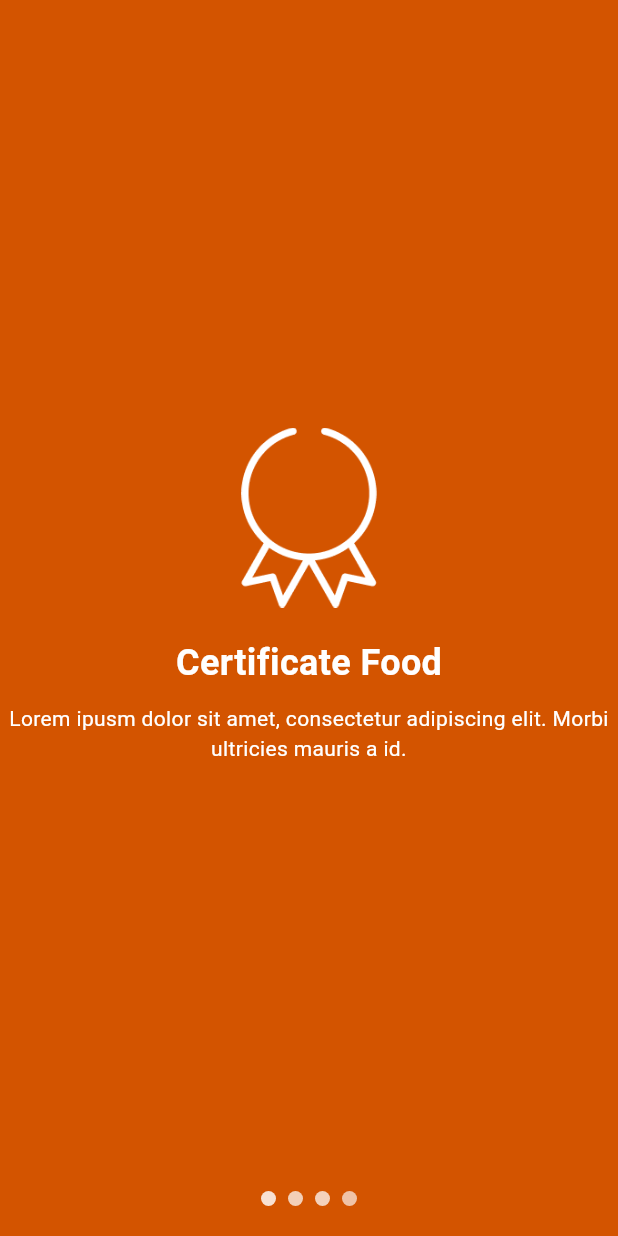
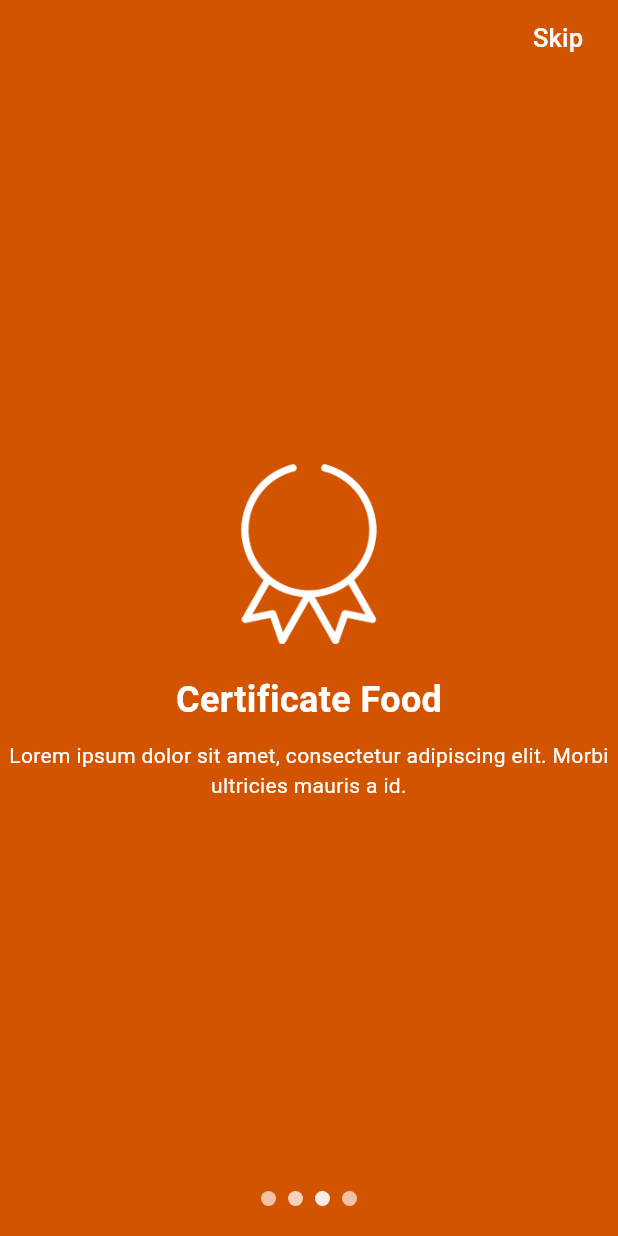
Before and after one commit to yyBasiony/food_delivery_app, a Flutter app: the screen it shows after launch, swiped to page 3, on a phone screen of 412 x 824 dp. Run offline on Flutter 3.47's test engine with Material 3 defaults, Android fonts, the phone set to English and light mode, and no system bars.

Commit message:
add screen welcome

```diff
--- a/lib/constants.dart
+++ b/lib/constants.dart
@@ -1,11 +1,14 @@
 import 'package:flutter/material.dart';
 
 class AppColor {
-  static const duration = Duration(seconds: 3);
+  static const durationspl = Duration(seconds: 3);
+  static const durationnavi = Duration(seconds: 1);
   static const Color backgronboarding = Color(0xffD35400);
   static const Color activeColor = Colors.white;
   static const Color inactiveColor = Color(0xfff0c3a6);
   static const Color backgrsplah= Color(0xffe6dcc1);
+  static const Color bachgrowelcom = Colors.white;
+
 
 
 }
--- a/lib/presentation/onboarding/onboarding_screen.dart
+++ b/lib/presentation/onboarding/onboarding_screen.dart
@@ -1,6 +1,7 @@
 import 'package:flutter/material.dart';
 import 'package:food_delivery/constants.dart';
 import 'package:food_delivery/domain/models/onboarding_model.dart';
+import 'package:food_delivery/presentation/authentication/welcom.dart';
 import 'package:food_delivery/presentation/resources/assets.dart';
 import 'package:food_delivery/presentation/resources/style.dart';
 
@@ -27,36 +28,62 @@ class _OnboardingScreenState extends State<OnboardingScreen> {
     super.dispose();
   }
 
+  // void navigateToWelcome() {
+  //   Navigator.push(
+  //     context,
+  //     MaterialPageRoute(builder: (context) => const Welcome()),
+  //   );
+  // }
+
   @override
   Widget build(BuildContext context) {
     final List<OnboardingModel> onboardList = [
       OnboardingModel(
         image: AssetData.onboarding1,
         title: 'Delicious Food',
-        description: 'Lorem ipusm dolor sit amet, consectetur adipiscing elit.',
+        description: 'Lorem ipsum dolor sit amet, consectetur adipiscing elit.',
       ),
       OnboardingModel(
         image: AssetData.onboarding2,
         title: 'Fast Shipping',
-        description: 'Lorem ipusm dolor sit amet, consectetur adipiscing elit. Interdum rhoncus nulla.',
+        description: 'Lorem ipsum dolor sit amet, consectetur adipiscing elit. Interdum rhoncus nulla.',
       ),
       OnboardingModel(
-        image:AssetData.onboarding3,
+        image: AssetData.onboarding3,
         title: 'Certificate Food',
-        description: 'Lorem ipusm dolor sit amet, consectetur adipiscing elit. Morbi ultricies mauris a id.',
+        description: 'Lorem ipsum dolor sit amet, consectetur adipiscing elit. Morbi ultricies mauris a id.',
       ),
       OnboardingModel(
         image: AssetData.onboarding4,
         title: 'Payment Online',
-        description: 'Lorem ipusm dolor sit amet, consectetur adipiscing elit. Dui ultricies sit massa.',
+        description: 'Lorem ipsum dolor sit amet, consectetur adipiscing elit. Dui ultricies sit massa.',
       ),
     ];
 
     return Scaffold(
-      backgroundColor:AppColor.backgronboarding,
+      backgroundColor: AppColor.backgronboarding,
       body: Column(
         mainAxisAlignment: MainAxisAlignment.center,
         children: [
+          Padding(
+            padding: EdgeInsets.only(top: 1 ,right: 8),
+            child: Align(
+              alignment: Alignment.topRight,
+              child: TextButton(
+                onPressed: () {
+                  Navigator.push(
+                    context,
+                    MaterialPageRoute(builder: (_) => const Welcome()),
+                  );
+                },
+                child: Text(
+                  'Skip',
+                  style: AppTextStyle.textStyleskip,
+                ),
+              ),
+            ),
+          ),
+
           Expanded(
             child: PageView.builder(
               controller: pageController,
@@ -78,13 +105,13 @@ class _OnboardingScreenState extends State<OnboardingScreen> {
                     const SizedBox(height: 20),
                     Text(
                       onboardList[index].title,
-                      style:AppTextStyle.textStyleTitle,
+                      style: AppTextStyle.textStyleTitle,
                     ),
                     const SizedBox(height: 10),
                     Text(
                       onboardList[index].description,
                       textAlign: TextAlign.center,
-                      style:AppTextStyle.textStyledescrip,
+                      style: AppTextStyle.textStyledescrip,
                     ),
                   ],
                 );
@@ -95,12 +122,14 @@ class _OnboardingScreenState extends State<OnboardingScreen> {
             mainAxisAlignment: MainAxisAlignment.center,
             children: List.generate(onboardList.length, (index) {
               return AnimatedContainer(
-                duration: AppColor.duration,
+                duration: AppColor.durationnavi,
                 margin: const EdgeInsets.symmetric(horizontal: 4.0),
                 height: 10,
                 width: 10,
                 decoration: BoxDecoration(
-                  color: pageIndex == index ? AppColor.activeColor: AppColor.inactiveColor,
+                  color: pageIndex == index
+                      ? AppColor.activeColor
+                      : AppColor.inactiveColor,
                   borderRadius: BorderRadius.circular(5),
                 ),
               );
--- a/lib/presentation/resources/style.dart
+++ b/lib/presentation/resources/style.dart
@@ -10,5 +10,10 @@ class AppTextStyle {
   fontSize: 14,
   color: Colors.white,
   );
+  static const TextStyle textStyleskip=TextStyle(
+    fontSize: 17,
+    color: Colors.white,
+  );
+
 
 }
--- a/lib/presentation/splash/splash_screen.dart
+++ b/lib/presentation/splash/splash_screen.dart
@@ -14,7 +14,7 @@ class _SplashScreenState extends State<SplashScreen> {
   @override
   void initState() {
     super.initState();
-    Future.delayed(AppColor. duration, () {
+    Future.delayed(AppColor. durationspl, () {
       Navigator.pushReplacement(
         context,
         MaterialPageRoute(builder: (context) => const OnboardingScreen()),
```
Also changed, not shown: lib/presentation/authentication/welcom.dart (added, +19 -0 lines).
